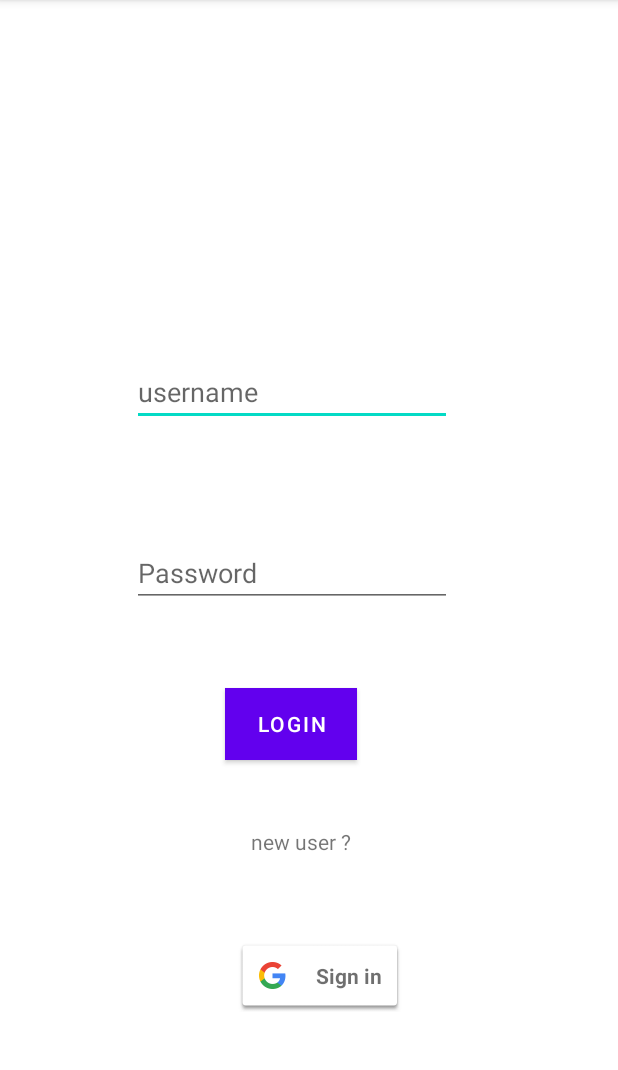
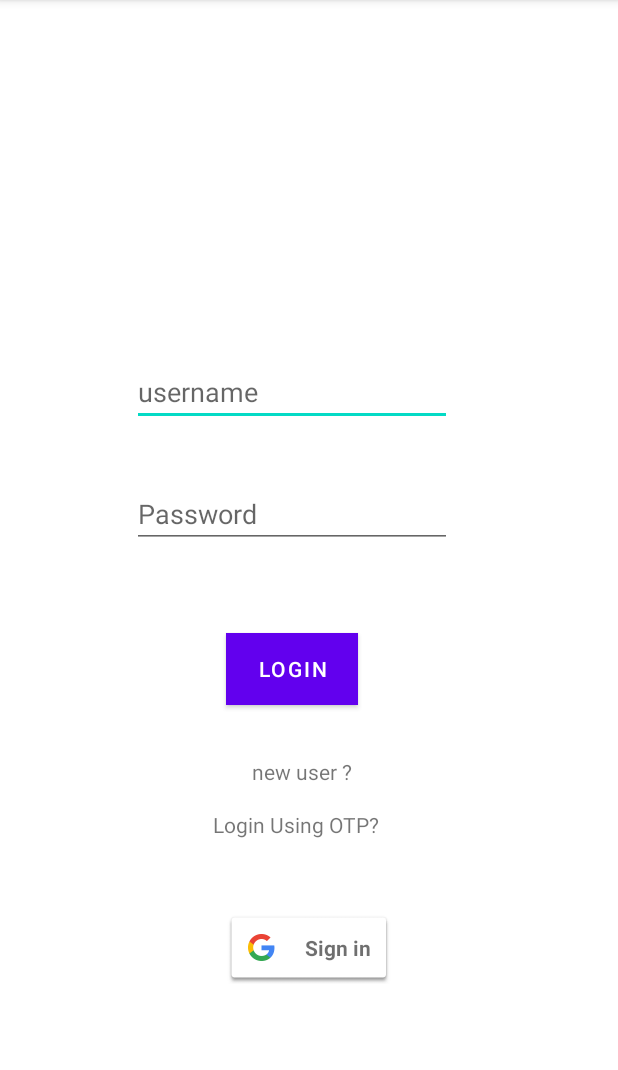
Before and after one commit to aalok574/groceryapp, an Android app: the screen it shows after launch (MainActivity), on a phone screen of 412 x 824 dp, the part 84-1154 px from its top. Run offline under Robolectric (Android 15) with nearby library versions, the phone set to English and light mode, and no system bars; our stand-ins replace Firebase (no records; nobody signed in at launch, a user with empty details on screens opened directly).

Commit message:
Grocerry app

```diff
--- a/app/build.gradle
+++ b/app/build.gradle
@@ -39,6 +39,8 @@ dependencies {
     implementation 'com.google.firebase:firebase-auth'
     implementation 'com.google.firebase:firebase-auth:19.3.1'
     implementation 'com.google.android.gms:play-services-auth:19.0.0'
+    implementation 'com.google.firebase:firebase-database:19.7.0'
+    implementation 'com.google.firebase:firebase-storage:19.2.2'
     testImplementation 'junit:junit:4.+'
     androidTestImplementation 'androidx.test.ext:junit:1.1.2'
     androidTestImplementation 'androidx.test.espresso:espresso-core:3.3.0'
--- a/app/src/main/AndroidManifest.xml
+++ b/app/src/main/AndroidManifest.xml
@@ -9,7 +9,8 @@
         android:roundIcon="@mipmap/ic_launcher_round"
         android:supportsRtl="true"
         android:theme="@style/Theme.Groceryapp">
-        <activity android:name=".Registerationactivity"></activity>
+        <activity android:name=".Otpactivity"></activity>
+        <activity android:name=".Registerationactivity" />
         <activity android:name=".HomePageActivity" />
         <activity android:name=".MainActivity">
             <intent-filter>
--- a/app/src/main/java/com/example/groceryapp/MainActivity.java
+++ b/app/src/main/java/com/example/groceryapp/MainActivity.java
@@ -36,6 +36,7 @@ public class MainActivity<userpassword, username> extends AppCompatActivity {
     private ImageButton eimage;
     private GoogleSignInClient mGoogleSignInClient;
     private FirebaseAuth mAuth;
+    private TextView eotp;
     @Override
     protected void onCreate(Bundle savedInstanceState) {
         super.onCreate(savedInstanceState);
@@ -44,6 +45,7 @@ public class MainActivity<userpassword, username> extends AppCompatActivity {
         epassword = (EditText) findViewById(R.id.editTextTextPassword);
         elogin = (Button) findViewById(R.id.button);
         userRegistration = (TextView) findViewById(R.id.textView4);
+        eotp=findViewById(R.id.textView2);
         firebaseAuth = FirebaseAuth.getInstance();
         mAuth = FirebaseAuth.getInstance();
         FirebaseUser user = firebaseAuth.getCurrentUser();
@@ -62,6 +64,12 @@ public class MainActivity<userpassword, username> extends AppCompatActivity {
             @Override
             public void onClick(View v) {
                 startActivity(new Intent(MainActivity.this, Registerationactivity.class));
+            }
+        });
+        eotp.setOnClickListener(new View.OnClickListener() {
+            @Override
+            public void onClick(View v) {
+                startActivity(new Intent(MainActivity.this,Otpactivity.class));
             }
         });
 
--- /dev/null
+++ b/app/src/main/java/com/example/groceryapp/TAG.java
@@ -0,0 +1,4 @@
+package com.example.groceryapp;
+
+public class TAG {
+}
--- a/app/src/main/res/layout/activity_main.xml
+++ b/app/src/main/res/layout/activity_main.xml
@@ -32,7 +32,7 @@
         app:layout_constraintHorizontal_bias="0.442"
         app:layout_constraintStart_toStartOf="parent"
         app:layout_constraintTop_toBottomOf="@+id/editTextTextPersonName"
-        app:layout_constraintVertical_bias="0.171" />
+        app:layout_constraintVertical_bias="0.082" />
 
     <Button
         android:id="@+id/button"
@@ -42,10 +42,10 @@
         android:text="Login"
         app:layout_constraintBottom_toBottomOf="parent"
         app:layout_constraintEnd_toEndOf="parent"
-        app:layout_constraintHorizontal_bias="0.462"
+        app:layout_constraintHorizontal_bias="0.464"
         app:layout_constraintStart_toStartOf="parent"
         app:layout_constraintTop_toBottomOf="@+id/editTextTextPassword"
-        app:layout_constraintVertical_bias="0.172" />
+        app:layout_constraintVertical_bias="0.159" />
 
     <TextView
         android:id="@+id/textView4"
@@ -54,10 +54,10 @@
         android:text="new user ? "
         app:layout_constraintBottom_toBottomOf="parent"
         app:layout_constraintEnd_toEndOf="parent"
-        app:layout_constraintHorizontal_bias="0.489"
+        app:layout_constraintHorizontal_bias="0.492"
         app:layout_constraintStart_toStartOf="parent"
         app:layout_constraintTop_toBottomOf="@+id/button"
-        app:layout_constraintVertical_bias="0.185" />
+        app:layout_constraintVertical_bias="0.125" />
 
     <com.google.android.gms.common.SignInButton
         android:id="@+id/sign_in_button"
@@ -65,9 +65,20 @@
         android:layout_height="wrap_content"
         app:layout_constraintBottom_toBottomOf="parent"
         app:layout_constraintEnd_toEndOf="parent"
-        app:layout_constraintHorizontal_bias="0.524"
         app:layout_constraintStart_toStartOf="parent"
         app:layout_constraintTop_toBottomOf="@+id/textView4"
-        app:layout_constraintVertical_bias="0.372" />
+        app:layout_constraintVertical_bias="0.425" />
+
+    <TextView
+        android:id="@+id/textView2"
+        android:layout_width="wrap_content"
+        android:layout_height="wrap_content"
+        android:text="Login Using OTP?"
+        app:layout_constraintBottom_toBottomOf="parent"
+        app:layout_constraintEnd_toEndOf="parent"
+        app:layout_constraintHorizontal_bias="0.471"
+        app:layout_constraintStart_toStartOf="parent"
+        app:layout_constraintTop_toTopOf="parent"
+        app:layout_constraintVertical_bias="0.721" />
 
 </androidx.constraintlayout.widget.ConstraintLayout>
```
Also changed, not shown: app/src/main/java/com/example/groceryapp/Otpactivity.java (added, +96 -0 lines), app/src/main/res/layout/activity_otpactivity.xml (added, +24 -0 lines), app/src/main/res/layout/verifyotp.xml (added, +21 -0 lines).
